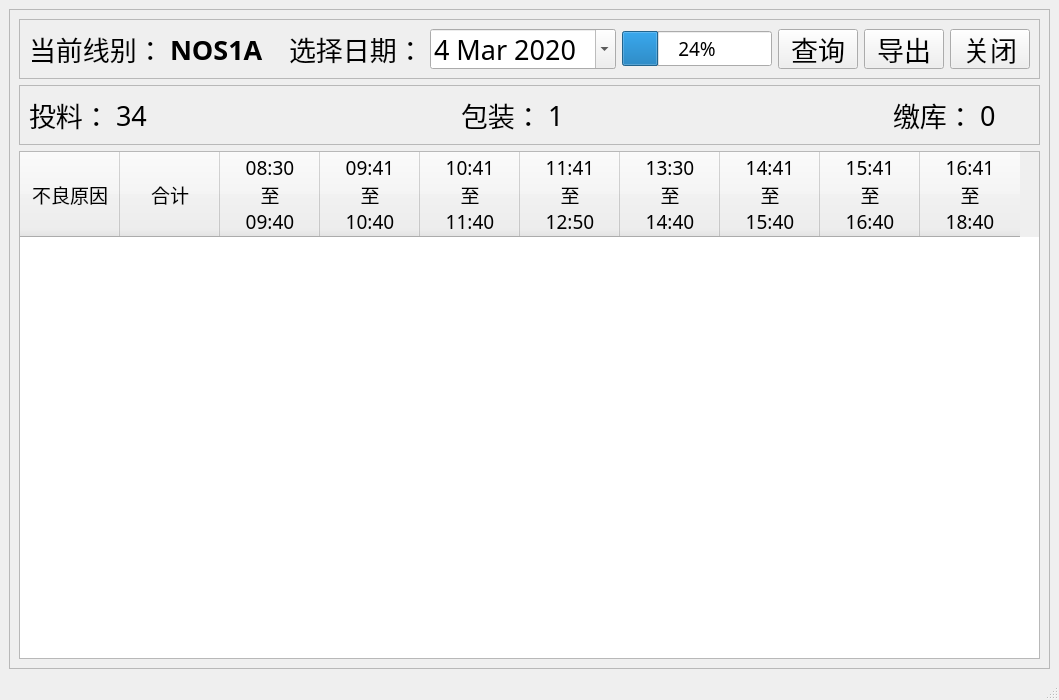
clang2you/packing_defective, file qt5_proj/dailyDefStasticForm.ui: the form before one commit.
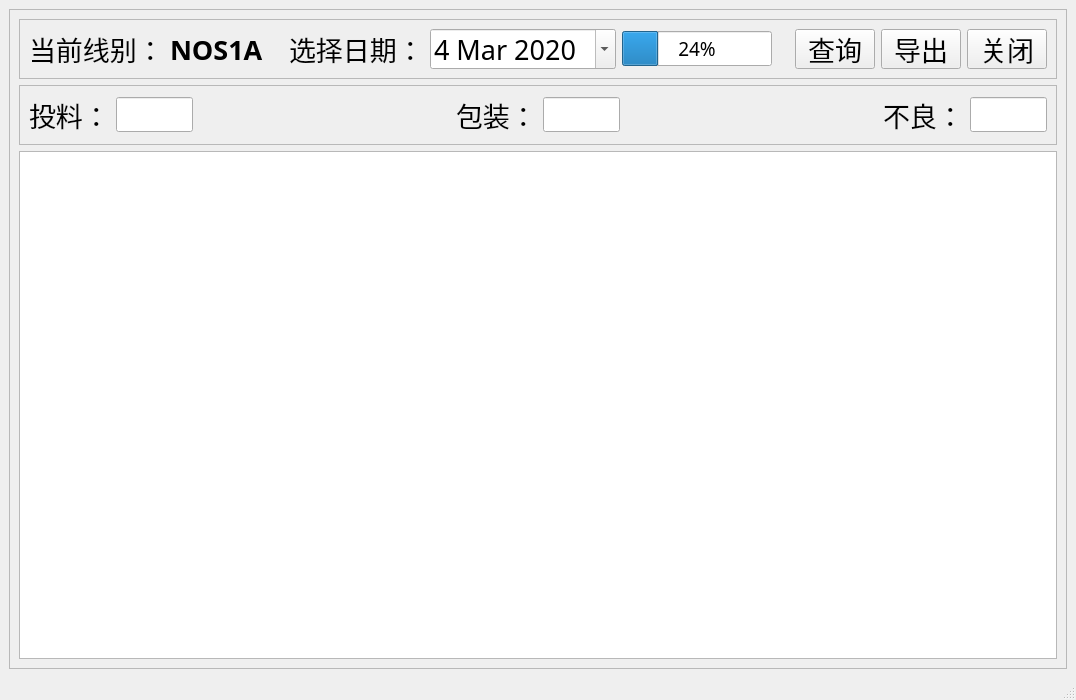
The form after the commit.

Diff of the .ui file:
```diff
--- a/qt5_proj/dailyDefStasticForm.ui
+++ b/qt5_proj/dailyDefStasticForm.ui
@@ -187,6 +187,13 @@
             </property>
            </widget>
           </item>
+          <item>
+           <widget class="QLabel" name="label_10">
+            <property name="text">
+             <string/>
+            </property>
+           </widget>
+          </item>
           <item>
            <widget class="QPushButton" name="pushButton_2">
             <property name="maximumSize">
@@ -281,23 +288,15 @@
            </widget>
           </item>
           <item>
-           <widget class="QLabel" name="label_5">
-            <property name="minimumSize">
+           <widget class="QLineEdit" name="lineEdit">
+            <property name="maximumSize">
              <size>
-              <width>50</width>
-              <height>0</height>
+              <width>100</width>
+              <height>16777215</height>
              </size>
             </property>
-            <property name="font">
-             <font>
-              <pointsize>20</pointsize>
-             </font>
-            </property>
-            <property name="text">
-             <string>34</string>
-            </property>
-            <property name="alignment">
-             <set>Qt::AlignLeading|Qt::AlignLeft|Qt::AlignVCenter</set>
+            <property name="readOnly">
+             <bool>true</bool>
             </property>
            </widget>
           </item>
@@ -330,23 +329,15 @@
            </widget>
           </item>
           <item>
-           <widget class="QLabel" name="label_7">
-            <property name="minimumSize">
+           <widget class="QLineEdit" name="lineEdit_2">
+            <property name="maximumSize">
              <size>
-              <width>50</width>
-              <height>0</height>
+              <width>100</width>
+              <height>16777215</height>
              </size>
             </property>
-            <property name="font">
-             <font>
-              <pointsize>20</pointsize>
-             </font>
-            </property>
-            <property name="text">
-             <string>1</string>
-            </property>
-            <property name="alignment">
-             <set>Qt::AlignLeading|Qt::AlignLeft|Qt::AlignVCenter</set>
+            <property name="readOnly">
+             <bool>true</bool>
             </property>
            </widget>
           </item>
@@ -374,28 +365,20 @@
              </font>
             </property>
             <property name="text">
-             <string>缴库：</string>
+             <string>不良：</string>
             </property>
            </widget>
           </item>
           <item>
-           <widget class="QLabel" name="label_9">
-            <property name="minimumSize">
+           <widget class="QLineEdit" name="lineEdit_3">
+            <property name="maximumSize">
              <size>
-              <width>50</width>
-              <height>0</height>
+              <width>100</width>
+              <height>16777215</height>
              </size>
             </property>
-            <property name="font">
-             <font>
-              <pointsize>20</pointsize>
-             </font>
-            </property>
-            <property name="text">
-             <string>0</string>
-            </property>
-            <property name="alignment">
-             <set>Qt::AlignLeading|Qt::AlignLeft|Qt::AlignVCenter</set>
+            <property name="readOnly">
+             <bool>true</bool>
             </property>
            </widget>
           </item>
@@ -410,72 +393,6 @@
            <pointsize>14</pointsize>
           </font>
          </property>
-         <column>
-          <property name="text">
-           <string>不良原因</string>
-          </property>
-         </column>
-         <column>
-          <property name="text">
-           <string>合计</string>
-          </property>
-         </column>
-         <column>
-          <property name="text">
-           <string>08:30
-至
-09:40</string>
-          </property>
-         </column>
-         <column>
-          <property name="text">
-           <string>09:41
-至
-10:40</string>
-          </property>
-         </column>
-         <column>
-          <property name="text">
-           <string>10:41
-至
-11:40</string>
-          </property>
-         </column>
-         <column>
-          <property name="text">
-           <string>11:41
-至
-12:50</string>
-          </property>
-         </column>
-         <column>
-          <property name="text">
-           <string>13:30
-至
-14:40</string>
-          </property>
-         </column>
-         <column>
-          <property name="text">
-           <string>14:41
-至
-15:40</string>
-          </property>
-         </column>
-         <column>
-          <property name="text">
-           <string>15:41
-至
-16:40</string>
-          </property>
-         </column>
-         <column>
-          <property name="text">
-           <string>16:41
-至
-18:40</string>
-          </property>
-         </column>
         </widget>
        </item>
       </layout>
```
